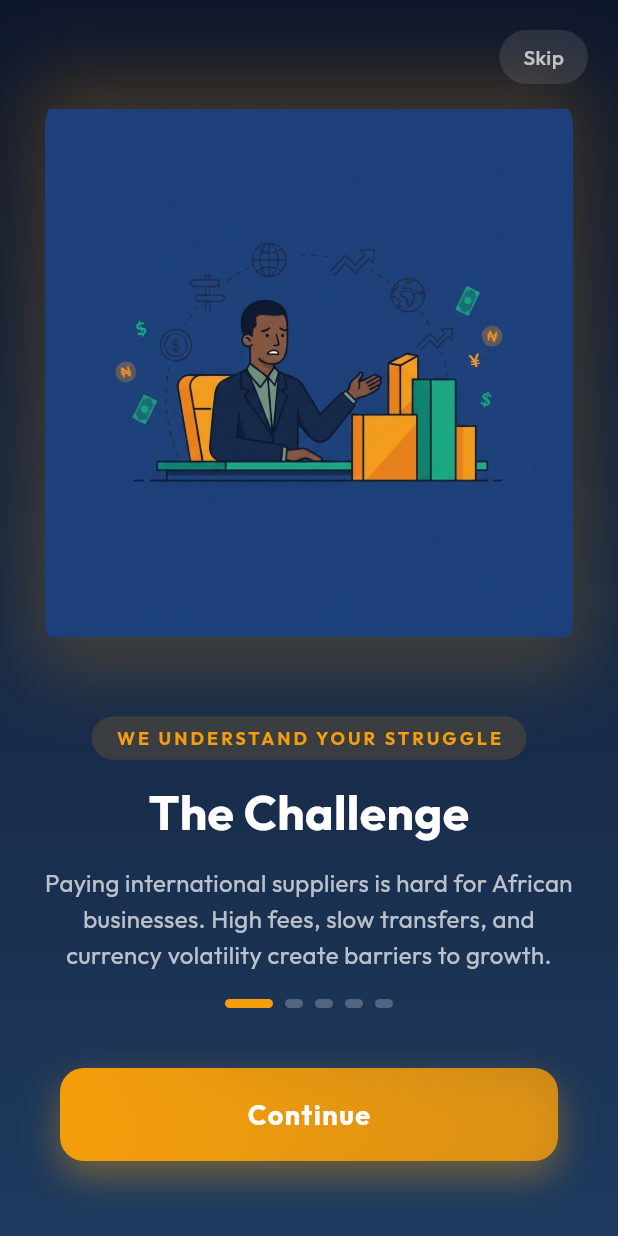
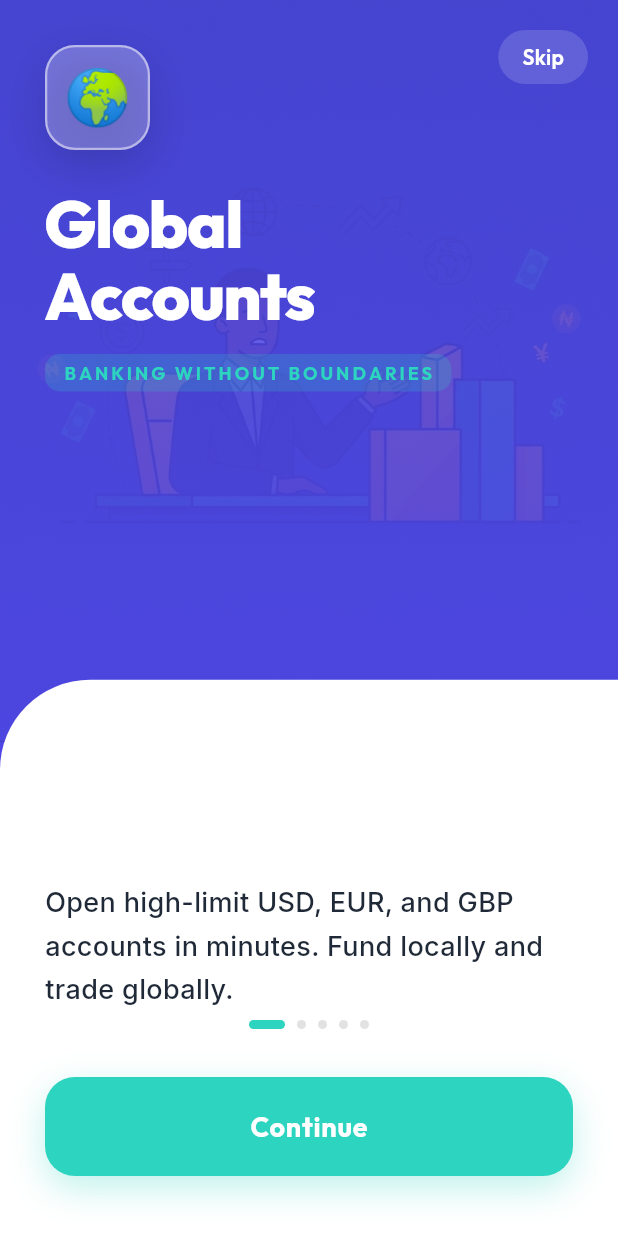
Before and after one commit to Travsify/afritrade, a Flutter app: the OnboardingScreen screen opened directly, on a phone screen of 412 x 824 dp. Run offline on Flutter 3.47's test engine with Material 3 defaults, Android fonts, the phone set to English and light mode, and no system bars; our stand-ins replace animate_do, firebase_core, firebase_messaging, fl_chart, flutter_local_notifications, flutter_svg and 8 more; accounts and stored records are empty.

Commit message:
feat: implement vibrant onboarding UI and fix production pricing 500 error

```diff
--- a/mobile/lib/features/onboarding/presentation/pages/onboarding_screen.dart
+++ b/mobile/lib/features/onboarding/presentation/pages/onboarding_screen.dart
@@ -1,6 +1,7 @@
 import 'package:animate_do/animate_do.dart';
 import 'package:flutter/material.dart';
 import 'package:google_fonts/google_fonts.dart';
+import 'package:shared_preferences/shared_preferences.dart';
 
 import '../../../auth/presentation/pages/login_screen.dart';
 
@@ -17,64 +18,54 @@ class _OnboardingScreenState extends State<OnboardingScreen> {
 
   final List<OnboardingData> _pages = [
     OnboardingData(
-      title: 'The Challenge',
-      subtitle: 'We understand your struggle',
+      title: 'Global\nAccounts',
+      subtitle: 'BANKING WITHOUT BOUNDARIES',
       description:
-          'Paying international suppliers is hard for African businesses. High fees, slow transfers, and currency volatility create barriers to growth.',
+          'Open high-limit USD, EUR, and GBP accounts in minutes. Fund locally and trade globally.',
       imagePath: 'assets/images/onboarding_challenge.png',
-      gradientColors: [
-        const Color(0xFF0F172A),
-        const Color(0xFF1E3A5F),
-      ],
-      accentColor: const Color(0xFFF59E0B),
+      icon: '🌍',
+      gradientColors: [Color(0xFF4F46E5), Color(0xFF4338CA)],
+      accentColor: Color(0xFF2DD4BF),
     ),
     OnboardingData(
-      title: 'Our Solution',
-      subtitle: 'Bridging the gap',
+      title: 'Supplier\nPayments',
+      subtitle: 'CHINA & AFRICA FOCUS',
       description:
-          'Afritrade connects African businesses to global markets using stablecoin technology. Fast, secure, and transparent payments.',
+          'Pay suppliers in China, Dubai, and across Africa instantly. Transparent rates, zero hidden fees.',
       imagePath: 'assets/images/onboarding_bridge.png',
-      gradientColors: [
-        const Color(0xFF0F172A),
-        const Color(0xFF064E3B),
-      ],
-      accentColor: const Color(0xFF10B981),
+      icon: '🚢',
+      gradientColors: [Color(0xFF4F46E5), Color(0xFF4338CA)],
+      accentColor: Color(0xFF2DD4BF),
     ),
     OnboardingData(
-      title: 'Fund Locally',
-      subtitle: 'Pay in your currency',
+      title: 'Virtual\nCards',
+      subtitle: 'CORPORATE SPENDING',
       description:
-          'Fund your wallet in Naira, Cedis, Shillings, or any local currency. We handle the conversion seamlessly.',
+          'Issue unlimited dollar virtual cards for your team\'s global subscriptions and ad spend.',
       imagePath: 'assets/images/onboarding_local.png',
-      gradientColors: [
-        const Color(0xFF0F172A),
-        const Color(0xFF1E3A5F),
-      ],
-      accentColor: const Color(0xFF3B82F6),
+      icon: '💳',
+      gradientColors: [Color(0xFF4F46E5), Color(0xFF4338CA)],
+      accentColor: Color(0xFF2DD4BF),
     ),
     OnboardingData(
-      title: 'Global Reach',
-      subtitle: 'Pay suppliers worldwide',
+      title: 'Instant\nKYB',
+      subtitle: 'VERIFIED IN SECONDS',
       description:
-          'Send payments to China, India, UAE, Europe, and beyond in minutes. No more waiting days for transfers.',
+          'Automated business verification using Identity Pass. No paperwork, just fast onboarding.',
       imagePath: 'assets/images/onboarding_global.png',
-      gradientColors: [
-        const Color(0xFF0F172A),
-        const Color(0xFF134E4A),
-      ],
-      accentColor: const Color(0xFF10B981),
+      icon: '🛡️',
+      gradientColors: [Color(0xFF4F46E5), Color(0xFF4338CA)],
+      accentColor: Color(0xFF2DD4BF),
     ),
     OnboardingData(
-      title: 'Start Your Journey',
-      subtitle: 'Join the revolution',
+      title: 'Scale Your\nBusiness',
+      subtitle: 'JOIN THE REVOLUTION',
       description:
-          'Join thousands of African traders growing their businesses globally. Your success story starts here.',
+          'Join thousands of African entrepreneurs growing their trade across the globe.',
       imagePath: 'assets/images/onboarding_success.png',
-      gradientColors: [
-        const Color(0xFF0F172A),
-        const Color(0xFF1E293B),
-      ],
-      accentColor: const Color(0xFFF59E0B),
+      icon: '🚀',
+      gradientColors: [Color(0xFF4F46E5), Color(0xFF4338CA)],
+      accentColor: Color(0xFF2DD4BF),
     ),
   ];
 
@@ -106,11 +97,25 @@ class _OnboardingScreenState extends State<OnboardingScreen> {
                 children: [
                   if (_currentPage < _pages.length - 1)
                     GestureDetector(
-                      onTap: () {
-                        _controller.animateToPage(
-                          _pages.length - 1,
-                          duration: const Duration(milliseconds: 500),
-                          curve: Curves.easeInOut,
+                      onTap: () async {
+                        // Mark onboarding as completed
+                        final prefs = await SharedPreferences.getInstance();
+                        await prefs.setBool('isFirstTime', false);
+
+                        Navigator.pushReplacement(
+                          context,
+                          PageRouteBuilder(
+                            pageBuilder: (context, animation,
+                                    secondaryAnimation) =>
+                                const LoginScreen(),
+                            transitionsBuilder: (context, animation,
+                                    secondaryAnimation, child) {
+                              return FadeTransition(
+                                  opacity: animation, child: child);
+                            },
+                            transitionDuration:
+                                const Duration(milliseconds: 500),
+                          ),
                         );
                       },
                       child: Container(
@@ -118,13 +123,14 @@ class _OnboardingScreenState extends State<OnboardingScreen> {
                             horizontal: 16, vertical: 8),
                         decoration: BoxDecoration(
                           borderRadius: BorderRadius.circular(20),
-                          color: Colors.white.withOpacity(0.1),
+                          color: Colors.white.withOpacity(0.15),
                         ),
                         child: Text(
                           'Skip',
                           style: GoogleFonts.outfit(
-                            color: Colors.white70,
-                            fontWeight: FontWeight.w500,
+                            color: Colors.white,
+                            fontSize: 14,
+                            fontWeight: FontWeight.w600,
                           ),
                         ),
                       ),
@@ -136,54 +142,48 @@ class _OnboardingScreenState extends State<OnboardingScreen> {
 
           // Bottom Navigation
           Positioned(
-            bottom: 50,
+            bottom: 40,
             left: 0,
             right: 0,
             child: Column(
               children: [
-                // Page Indicator with story progress
-                Container(
-                  padding:
-                      const EdgeInsets.symmetric(horizontal: 20, vertical: 10),
-                  child: Row(
+                // Page Indicator
+                Row(
                   mainAxisAlignment: MainAxisAlignment.center,
                   children: List.generate(_pages.length, (index) {
                     final isActive = index == _currentPage;
-                      final isPast = index < _currentPage;
                     return AnimatedContainer(
                       duration: const Duration(milliseconds: 300),
                       margin: const EdgeInsets.symmetric(horizontal: 4),
                       height: 6,
-                        width: isActive ? 32 : 12,
+                      width: isActive ? 24 : 6,
                       decoration: BoxDecoration(
                         borderRadius: BorderRadius.circular(3),
                         color: isActive
                             ? _pages[_currentPage].accentColor
-                              : isPast
-                                  ? _pages[index]
-                                      .accentColor
-                                      .withOpacity(0.5)
-                                  : Colors.white24,
+                            : Colors.grey.withOpacity(0.3),
                       ),
                     );
                   }),
                 ),
-                ),
 
-                const SizedBox(height: 30),
+                const SizedBox(height: 32),
 
                 // Navigation Button
                 Padding(
-                  padding: const EdgeInsets.symmetric(horizontal: 40),
+                  padding: const EdgeInsets.symmetric(horizontal: 30),
                   child: GestureDetector(
                     onTap: () {
                       if (_currentPage == _pages.length - 1) {
-                        // Navigate to Login
+                        // Mark onboarding as completed
+                        final prefs = await SharedPreferences.getInstance();
+                        await prefs.setBool('isFirstTime', false);
+
                         Navigator.pushReplacement(
                           context,
                           PageRouteBuilder(
-                            pageBuilder:
-                                (context, animation, secondaryAnimation) =>
+                            pageBuilder: (context, animation,
+                                    secondaryAnimation) =>
                                 const LoginScreen(),
                             transitionsBuilder: (context, animation,
                                     secondaryAnimation, child) {
@@ -201,25 +201,19 @@ class _OnboardingScreenState extends State<OnboardingScreen> {
                         );
                       }
                     },
-                    child: AnimatedContainer(
-                      duration: const Duration(milliseconds: 300),
+                    child: Container(
                       width: double.infinity,
-                      padding: const EdgeInsets.symmetric(vertical: 18),
+                      padding: const EdgeInsets.symmetric(vertical: 20),
                       decoration: BoxDecoration(
-                        borderRadius: BorderRadius.circular(16),
-                        gradient: LinearGradient(
-                          colors: [
-                            _pages[_currentPage].accentColor,
-                            _pages[_currentPage].accentColor.withOpacity(0.8),
-                          ],
-                        ),
+                        borderRadius: BorderRadius.circular(20),
+                        color: _pages[_currentPage].accentColor,
                         boxShadow: [
                           BoxShadow(
                             color: _pages[_currentPage]
                                 .accentColor
-                                .withOpacity(0.4),
+                                .withOpacity(0.3),
                             blurRadius: 20,
-                            offset: const Offset(0, 10),
+                            offset: const Offset(0, 8),
                           ),
                         ],
                       ),
@@ -232,7 +226,7 @@ class _OnboardingScreenState extends State<OnboardingScreen> {
                             color: Colors.white,
                             fontSize: 18,
                             fontWeight: FontWeight.bold,
-                            letterSpacing: 1,
+                            letterSpacing: 0.5,
                           ),
                         ),
                       ),
@@ -253,6 +247,7 @@ class OnboardingData {
   final String subtitle;
   final String description;
   final String imagePath;
+  final String icon;
   final List<Color> gradientColors;
   final Color accentColor;
 
@@ -261,6 +256,7 @@ class OnboardingData {
     required this.subtitle,
     required this.description,
     required this.imagePath,
+    required this.icon,
     required this.gradientColors,
     required this.accentColor,
   });
@@ -274,66 +270,119 @@ class OnboardingPage extends StatelessWidget {
   @override
   Widget build(BuildContext context) {
     return Container(
+      color: const Color(0xFF4F46E5), // Indigo background base
+      child: Stack(
+        children: [
+          // Background Image with Gradient Overlay
+          Positioned.fill(
+            bottom: MediaQuery.of(context).size.height * 0.4,
+            child: Stack(
+              children: [
+                Positioned.fill(
+                  child: Image.asset(
+                    data.imagePath,
+                    fit: BoxFit.cover,
+                  ),
+                ),
+                Container(
                   decoration: BoxDecoration(
                     gradient: LinearGradient(
                       begin: Alignment.topCenter,
                       end: Alignment.bottomCenter,
-          colors: data.gradientColors,
+                      colors: [
+                        const Color(0xFF4F46E5).withOpacity(0.8),
+                        const Color(0xFF4F46E5).withOpacity(0.95),
+                      ],
                     ),
                   ),
-      child: SafeArea(
-        child: Padding(
-          padding: const EdgeInsets.symmetric(horizontal: 30),
-          child: Column(
-            children: [
-              const SizedBox(height: 60),
-
-              // Illustration
-              Expanded(
-                flex: 5,
-                child: FadeInDown(
-                  duration: const Duration(milliseconds: 600),
-                  child: Container(
-                    decoration: BoxDecoration(
-                      borderRadius: BorderRadius.circular(24),
-                      boxShadow: [
-                        BoxShadow(
-                          color: data.accentColor.withOpacity(0.2),
-                          blurRadius: 40,
-                          spreadRadius: 10,
                 ),
               ],
             ),
-                    child: ClipRRect(
-                      borderRadius: BorderRadius.circular(24),
-                      child: Image.asset(
-                        data.imagePath,
-                        fit: BoxFit.contain,
           ),
+
+          // White Shape at bottom
+          Positioned(
+            bottom: 0,
+            left: 0,
+            right: 0,
+            height: MediaQuery.of(context).size.height * 0.45,
+            child: Container(
+              decoration: const BoxDecoration(
+                color: Colors.white,
+                borderRadius: BorderRadius.only(
+                  topLeft: Radius.circular(60),
                 ),
               ),
             ),
           ),
 
-              const SizedBox(height: 40),
+          SafeArea(
+            child: Padding(
+              padding: const EdgeInsets.symmetric(horizontal: 30),
+              child: Column(
+                crossAxisAlignment: CrossAxisAlignment.start,
+                children: [
+                  const SizedBox(height: 30),
 
-              // Text Content
-              Expanded(
-                flex: 3,
-                child: Column(
-                  children: [
+                  // Icon Box
+                  FadeInDown(
+                    duration: const Duration(milliseconds: 600),
+                    child: Container(
+                      width: 70,
+                      height: 70,
+                      decoration: BoxDecoration(
+                        color: Colors.white.withOpacity(0.25),
+                        borderRadius: BorderRadius.circular(20),
+                        border: Border.all(
+                            color: Colors.white.withOpacity(0.5), width: 1.5),
+                        boxShadow: [
+                          BoxShadow(
+                            color: Colors.black.withOpacity(0.15),
+                            blurRadius: 25,
+                            offset: const Offset(0, 10),
+                          ),
+                        ],
+                      ),
+                      child: Center(
+                        child: Text(
+                          data.icon,
+                          style: const TextStyle(fontSize: 36),
+                        ),
+                      ),
+                    ),
+                  ),
+
+                  const SizedBox(height: 25),
+
+                  // Title
+                  FadeInLeft(
+                    delay: const Duration(milliseconds: 200),
+                    child: Text(
+                      data.title,
+                      style: GoogleFonts.outfit(
+                        color: Colors.white,
+                        fontSize: 44,
+                        fontWeight: FontWeight.w800,
+                        height: 1.1,
+                        letterSpacing: -1,
+                      ),
+                    ),
+                  ),
+
+                  const SizedBox(height: 15),
+
                   // Subtitle
-                    FadeInUp(
-                      delay: const Duration(milliseconds: 200),
+                  FadeInLeft(
+                    delay: const Duration(milliseconds: 300),
                     child: Container(
                       padding: const EdgeInsets.symmetric(
-                            horizontal: 16, vertical: 6),
+                          horizontal: 12, vertical: 4),
                       decoration: BoxDecoration(
-                          borderRadius: BorderRadius.circular(20),
-                          color: data.accentColor.withOpacity(0.15),
+                        color: data.accentColor.withOpacity(0.2),
+                        borderRadius: BorderRadius.circular(10),
                       ),
                       child: Text(
-                          data.subtitle.toUpperCase(),
+                        data.subtitle,
                         style: GoogleFonts.outfit(
                           color: data.accentColor,
                           fontSize: 12,
@@ -344,47 +393,29 @@ class OnboardingPage extends StatelessWidget {
                     ),
                   ),
 
-                    const SizedBox(height: 16),
+                  const Spacer(),
 
-                    // Title
+                  // Description (inside the white area)
                   FadeInUp(
-                      delay: const Duration(milliseconds: 300),
-                      child: Text(
-                        data.title,
-                        textAlign: TextAlign.center,
-                        style: GoogleFonts.outfit(
-                          color: Colors.white,
-                          fontSize: 32,
-                          fontWeight: FontWeight.bold,
-                          height: 1.2,
-                        ),
-                      ),
-                    ),
-
-                    const SizedBox(height: 16),
-
-                    // Description
-                    FadeInUp(
-                      delay: const Duration(milliseconds: 400),
+                    delay: const Duration(milliseconds: 450),
+                    child: Padding(
+                      padding: const EdgeInsets.only(bottom: 150),
                       child: Text(
                         data.description,
-                        textAlign: TextAlign.center,
-                        style: GoogleFonts.outfit(
-                          color: Colors.white70,
-                          fontSize: 16,
-                          height: 1.5,
+                        style: GoogleFonts.inter(
+                          color: const Color(0xFF1F2937),
+                          fontSize: 18,
+                          height: 1.6,
+                          fontWeight: FontWeight.w500,
+                        ),
                       ),
                     ),
                   ),
                 ],
               ),
             ),
-
-              // Space for navigation
-              const SizedBox(height: 120),
+          ),
         ],
-          ),
-        ),
       ),
     );
   }
```
Also changed, not shown: mobile/lib/features/onboarding/presentation/pages/splash_screen.dart (+20 -1 lines), 3 other files. Lines whose indentation alone changed are shown as unchanged.
